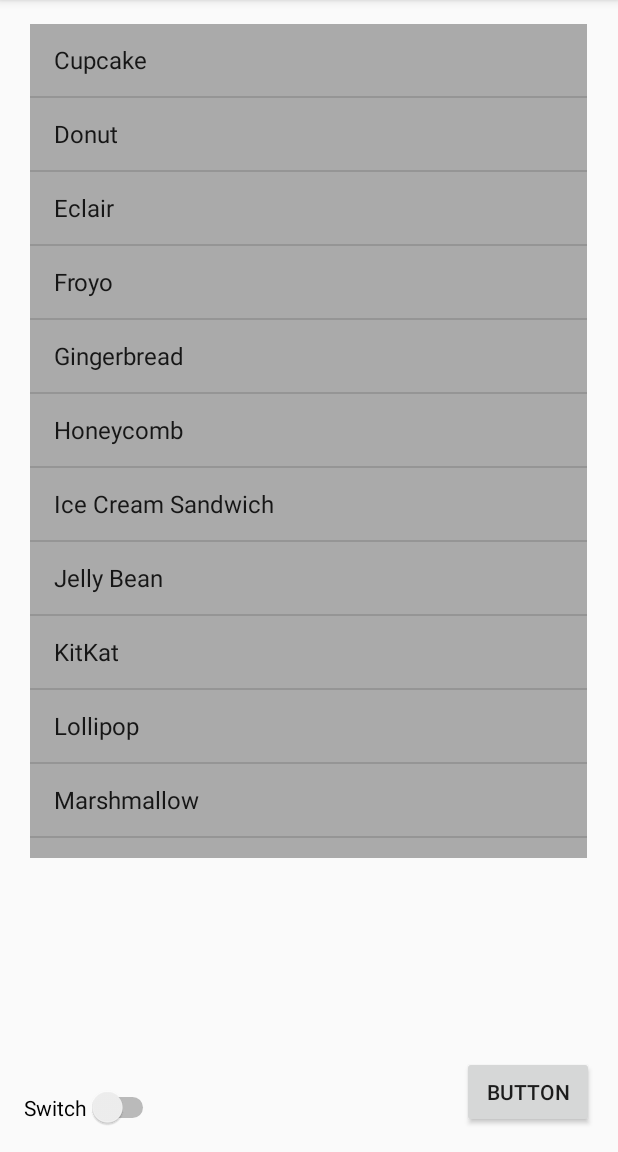
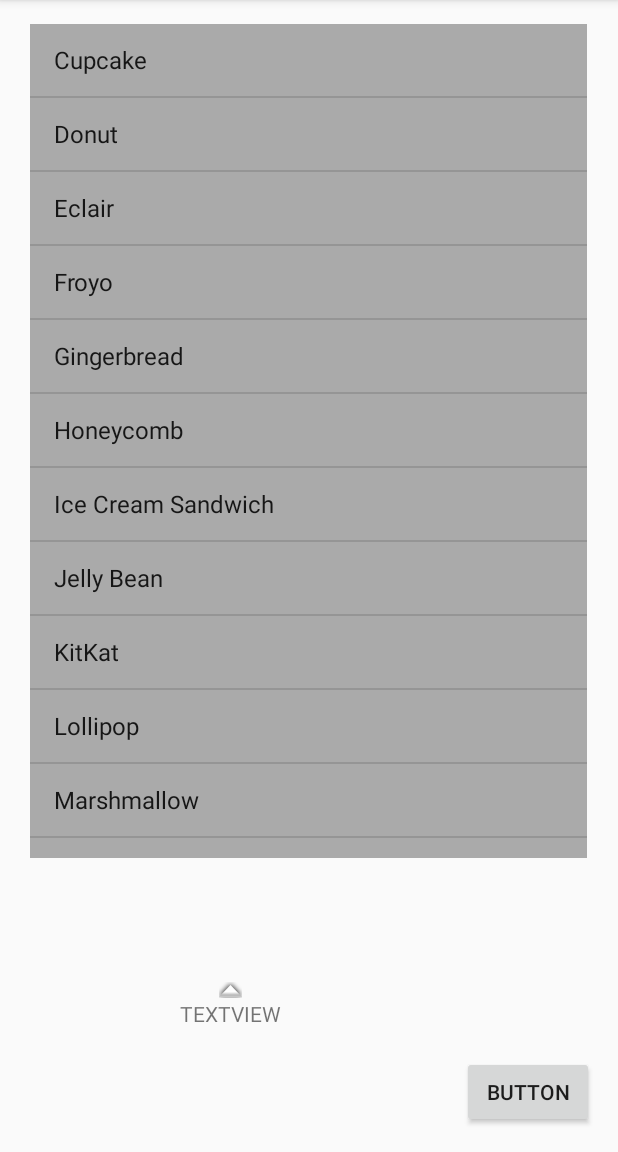
Before and after one commit to IngusGG/Nodarbiba_4_test, an Android app: the screen it shows after launch (MainActivity), on a phone screen of 412 x 824 dp, the part 84-1236 px from its top. Run offline under Robolectric (Android 15) with nearby library versions, the phone set to English and light mode, and no system bars.

Commit message:
Random text view + lielie burti(autom.) + bilde

```diff
--- a/app/src/main/res/layout/activity_main.xml
+++ b/app/src/main/res/layout/activity_main.xml
@@ -30,14 +30,16 @@
         app:layout_constraintBottom_toBottomOf="parent"
         app:layout_constraintEnd_toEndOf="parent" />
 
-    <Switch
-        android:id="@+id/switch1"
+    <TextView
+        android:id="@+id/textView"
         android:layout_width="wrap_content"
         android:layout_height="wrap_content"
-        android:layout_marginStart="16dp"
-        android:layout_marginBottom="16dp"
-        android:text="Switch"
+        android:text="TextView"
+        android:textAllCaps="true"
+        android:drawableTop="@android:drawable/arrow_up_float"
         app:layout_constraintBottom_toBottomOf="parent"
-        app:layout_constraintStart_toStartOf="parent" />
+        app:layout_constraintEnd_toStartOf="@+id/button2"
+        app:layout_constraintStart_toStartOf="parent"
+        app:layout_constraintTop_toBottomOf="@+id/mainItems" />
 
 </androidx.constraintlayout.widget.ConstraintLayout>
```
